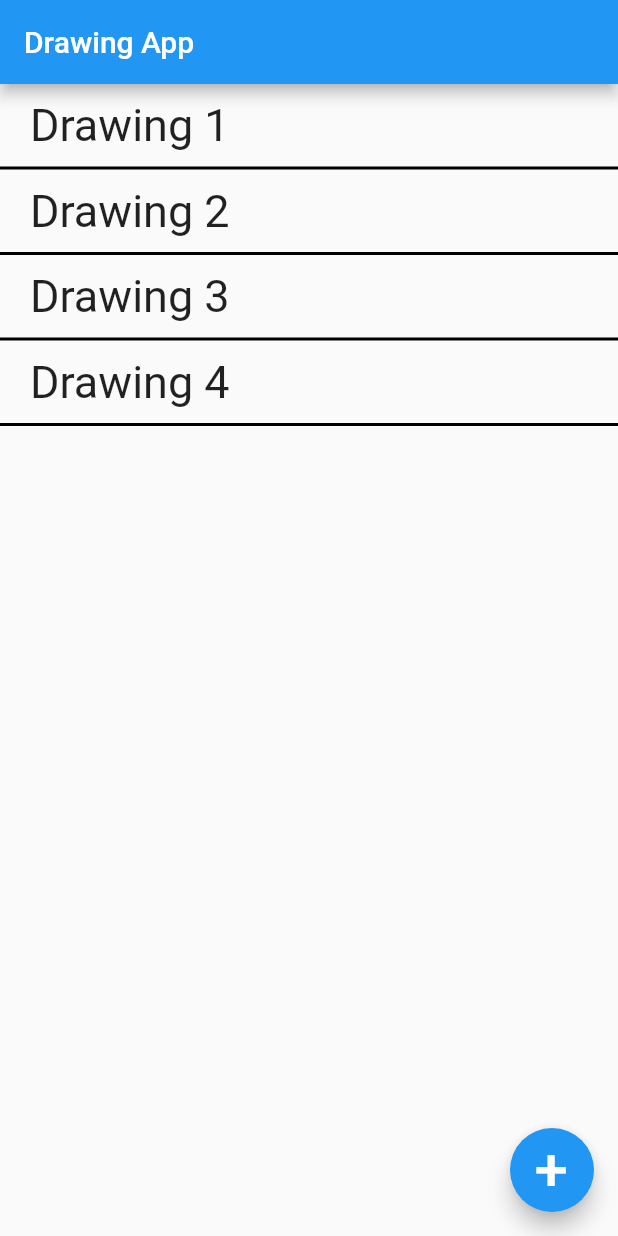
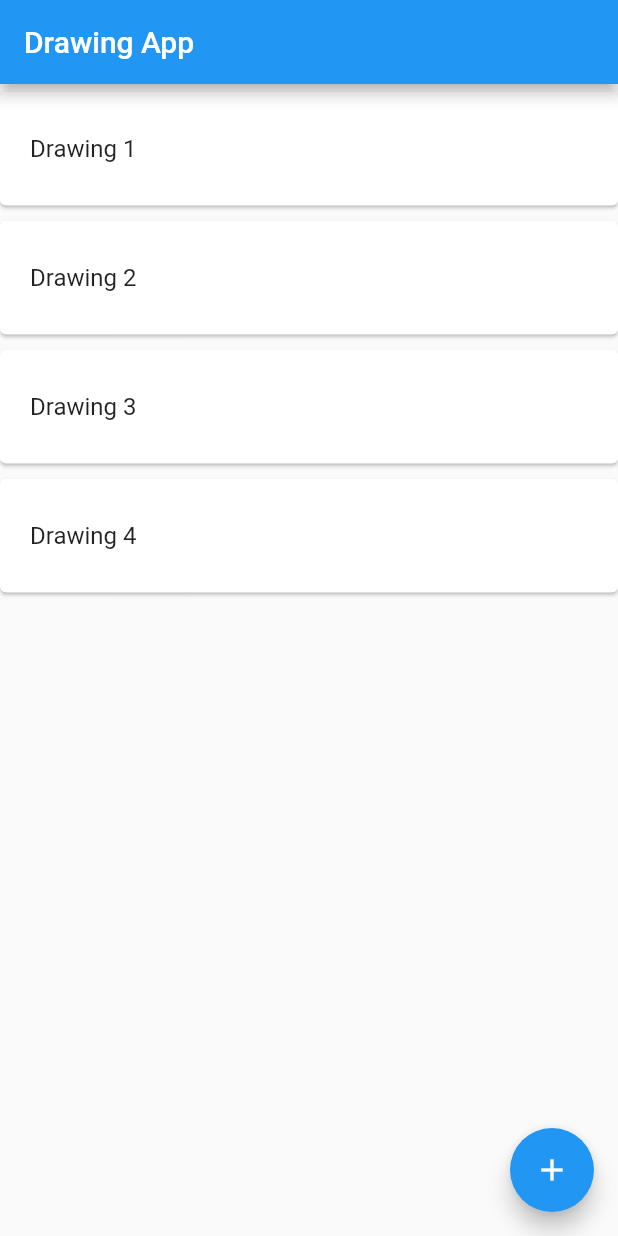
Before and after one commit to DeepitPatil/Drawing_App, a Flutter app: the screen it shows after launch, on a phone screen of 412 x 824 dp. Run offline on Flutter 3.47's test engine with Material 2 defaults, Android fonts, the light colour scheme and no system bars.

```diff
--- a/lib/screens/home/drawing.dart
+++ b/lib/screens/home/drawing.dart
@@ -1,8 +1,11 @@
 
+
+import 'package:flutter/cupertino.dart';
 
 class Drawing {
   int ID;
   String name;
+  List<Offset> points = <Offset>[];
 
   Drawing(this.ID, this.name);
 }
--- a/lib/screens/home/drawing_button.dart
+++ b/lib/screens/home/drawing_button.dart
@@ -7,23 +7,13 @@ class DrawingButton extends StatelessWidget {
 
   @override
   Widget build(BuildContext context) {
-    return Container(
-      child: Text(
-        _name,
-        style: TextStyle(
-          fontSize: 30
-        ),
-      ),
-      padding: const EdgeInsets.symmetric(vertical: 10.0, horizontal: 20.0),
-      decoration: BoxDecoration(
-        border: new Border(
-            bottom: new BorderSide(
-              color: Colors.black,
-              width: 2.0,
-              style: BorderStyle.solid
-          )
-        ),
-      )
+    return Card(
+        shadowColor: Colors.black,
+        margin: EdgeInsets.symmetric(horizontal: 0.0, vertical: 5.0),
+        child: ListTile(
+          title: Text(_name),
+          contentPadding: EdgeInsets.symmetric(vertical: 10.0, horizontal: 20.0),
+    )
     );
   }
 }
--- a/lib/screens/home/home.dart
+++ b/lib/screens/home/home.dart
@@ -34,8 +34,7 @@ class _HomeState extends State<Home> {
         )).toList(),
       ),
       floatingActionButton: FloatingActionButton(
-        child: Text("+",
-        style: TextStyle(fontSize: 40), textAlign: TextAlign.center,),
+        child: new Icon(Icons.add),
         onPressed: () => addNewDrawing(),
       ),
     );
```
Also changed, not shown: lib/screens/painting/painting.dart (+64 -3 lines).
